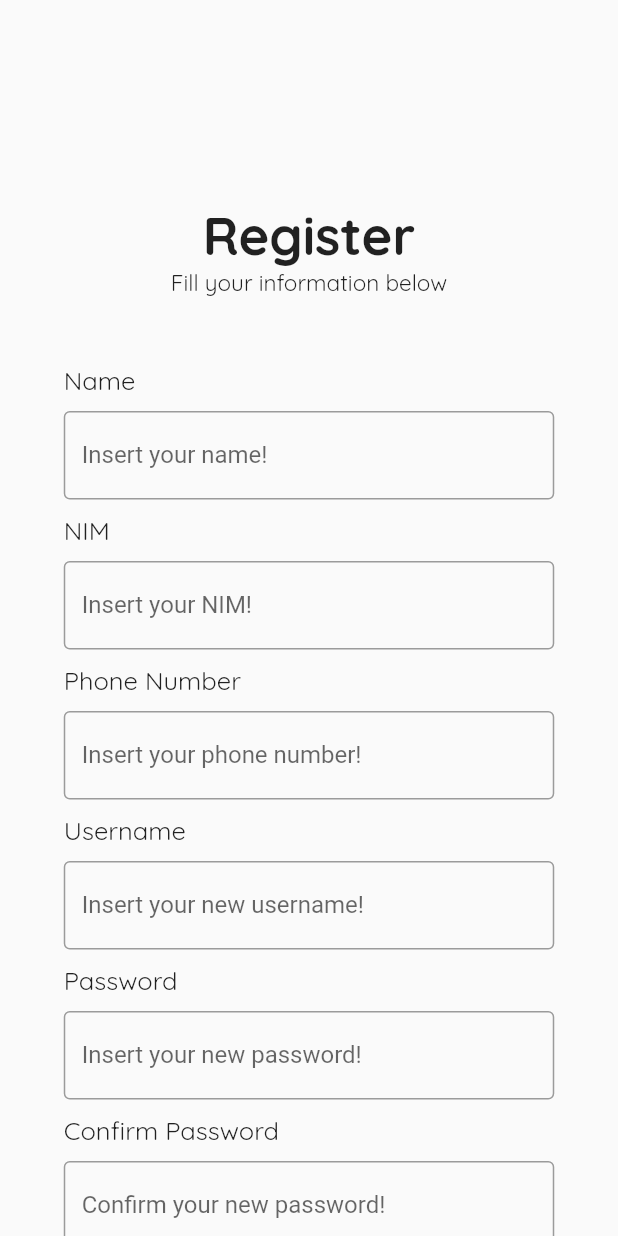
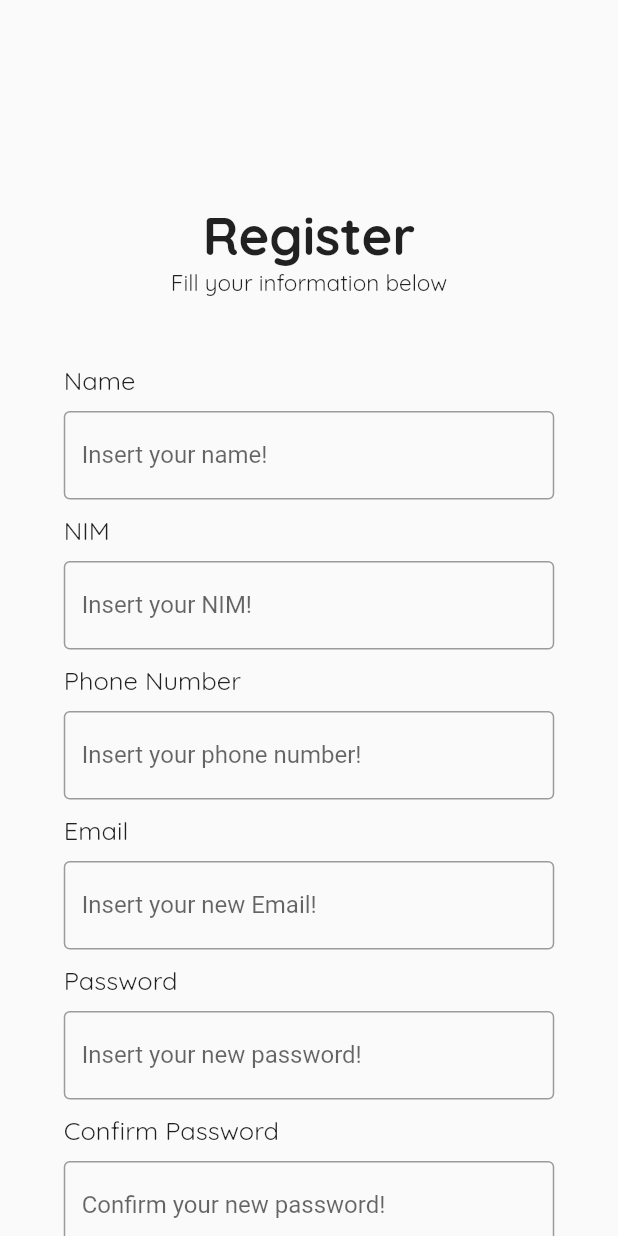
Before and after one commit to Farseta/informateach, a Flutter app: the screen it shows after launch, after a tap on "Register", on a phone screen of 412 x 824 dp. Run offline on Flutter 3.47's test engine with Material 2 defaults, Android fonts, the phone set to English and light mode, and no system bars; our stand-ins replace animated_notch_bottom_bar, cloud_firestore, firebase_auth, firebase_core, image_picker; accounts and stored records are empty.

Commit message:
dasar db

```diff
--- a/lib/main.dart
+++ b/lib/main.dart
@@ -9,7 +9,9 @@ import 'package:informateach/utils.dart';
 import 'package:firebase_core/firebase_core.dart';
 import 'firebase_options.dart';
 import 'package:firebase_auth/firebase_auth.dart';
-
+import 'package:cloud_firestore/cloud_firestore.dart';
+
+FirebaseFirestore firestore = FirebaseFirestore.instance;
 
 Map userNow = {
   "Gambar": "style/img/testUser/png",
@@ -21,6 +23,7 @@ Map userNow = {
 Uint8List? _image;
 
 void main() async{
+  WidgetsFlutterBinding.ensureInitialized();
   await Firebase.initializeApp(
   options: DefaultFirebaseOptions.currentPlatform,
 );
@@ -67,7 +70,7 @@ class LoginPage extends StatelessWidget {
               child: const Align(
                 alignment: Alignment.centerLeft,
                 child: Text(
-                  'Username',
+                  'Email',
                   style: TextStyle(
                     fontFamily: 'Quicksand',
                     fontSize: 17,
@@ -80,7 +83,7 @@ class LoginPage extends StatelessWidget {
               margin: const EdgeInsets.only(left: 42.5, right: 42.5),
               child: const TextField(
                 decoration: InputDecoration(
-                  labelText: 'Insert your username!',
+                  labelText: 'Insert your Email!',
                   border: OutlineInputBorder(),
                 ),
               ),
@@ -126,7 +129,20 @@ class LoginPage extends StatelessWidget {
             ),
             const SizedBox(height: 15),
             ElevatedButton(
-              onPressed: () {
+              onPressed: ()  async{
+                // percobaan
+                // try{
+                //   await FirebaseAuth.instance.signInWithEmailAndPassword(
+                //     email: 'rizamcshane@gmail.com',
+                //     password: 'akucintakimihime',
+                //   );
+                // }
+                // on Exception catch(e){
+                //   print(e);
+                // }
+                // percobaan end
+
+
                 Navigator.push(
                     context,
                     MaterialPageRoute(
@@ -177,8 +193,30 @@ class LoginPage extends StatelessWidget {
 }
 
 class RegisterPage extends StatelessWidget {
+
+  final TextEditingController _nameController = TextEditingController();
+  final TextEditingController _nimController =TextEditingController();
+  final TextEditingController _phoneController= TextEditingController();
+  final TextEditingController _emailController = TextEditingController();
+  final TextEditingController _passwordController = TextEditingController();
+  final TextEditingController _confirmPassController = TextEditingController();
+
+
   @override
   Widget build(BuildContext context) {
+    CollectionReference mahasiswa = FirebaseFirestore.instance.collection('mahasiswa');
+    Future<void> addUser(){
+      return mahasiswa
+      .add({
+        'name': _nameController.text,
+        'nim': _nimController.text,
+        'phone': _phoneController.text,
+        'email': _emailController.text,
+        'password': _passwordController.text,
+      })
+      .then((value) => print('User Added'))
+      .catchError((error) => print('Failed to add user: $error'));
+    }
     return Scaffold(
         body: SingleChildScrollView(
       child: Center(
@@ -220,7 +258,8 @@ class RegisterPage extends StatelessWidget {
             const SizedBox(height: 10),
             Container(
               margin: const EdgeInsets.only(left: 42.5, right: 42.5),
-              child: const TextField(
+              child: TextField(
+                controller: _nameController,
                 decoration: InputDecoration(
                   labelText: 'Insert your name!',
                   border: OutlineInputBorder(),
@@ -244,7 +283,8 @@ class RegisterPage extends StatelessWidget {
             const SizedBox(height: 10),
             Container(
               margin: const EdgeInsets.only(left: 42.5, right: 42.5),
-              child: const TextField(
+              child:  TextField(
+                controller: _nimController,
                 decoration: InputDecoration(
                   labelText: 'Insert your NIM!',
                   border: OutlineInputBorder(),
@@ -268,7 +308,8 @@ class RegisterPage extends StatelessWidget {
             const SizedBox(height: 10),
             Container(
               margin: const EdgeInsets.only(left: 42.5, right: 42.5),
-              child: const TextField(
+              child: TextField(
+                controller: _phoneController,
                 decoration: InputDecoration(
                   labelText: 'Insert your phone number!',
                   border: OutlineInputBorder(),
@@ -281,7 +322,7 @@ class RegisterPage extends StatelessWidget {
               child: const Align(
                 alignment: Alignment.centerLeft,
                 child: Text(
-                  'Username',
+                  'Email',
                   style: TextStyle(
                     fontFamily: 'Quicksand',
                     fontSize: 17,
@@ -292,9 +333,10 @@ class RegisterPage extends StatelessWidget {
             const SizedBox(height: 10),
             Container(
               margin: const EdgeInsets.only(left: 42.5, right: 42.5),
-              child: const TextField(
+              child:  TextField(
+                controller: _emailController,
                 decoration: InputDecoration(
-                  labelText: 'Insert your new username!',
+                  labelText: 'Insert your new Email!',
                   border: OutlineInputBorder(),
                 ),
               ),
@@ -316,7 +358,8 @@ class RegisterPage extends StatelessWidget {
             const SizedBox(height: 10),
             Container(
               margin: const EdgeInsets.only(left: 42.5, right: 42.5),
-              child: const TextField(
+              child:  TextField(
+                controller: _passwordController,
                 decoration: InputDecoration(
                   labelText: 'Insert your new password!',
                   border: OutlineInputBorder(),
@@ -340,7 +383,8 @@ class RegisterPage extends StatelessWidget {
             const SizedBox(height: 10),
             Container(
               margin: const EdgeInsets.only(left: 42.5, right: 42.5),
-              child: const TextField(
+              child:  TextField(
+                controller: _confirmPassController,
                 decoration: InputDecoration(
                   labelText: 'Confirm your new password!',
                   border: OutlineInputBorder(),
@@ -350,6 +394,7 @@ class RegisterPage extends StatelessWidget {
             const SizedBox(height: 40),
             ElevatedButton(
               onPressed: () {
+
                 print('Sign In Function');
               },
               style: ElevatedButton.styleFrom(
--- a/pubspec.yaml
+++ b/pubspec.yaml
@@ -39,6 +39,7 @@ dependencies:
   image_picker: ^1.0.4
   firebase_core: ^2.17.0
   firebase_auth: ^4.10.1
+  cloud_firestore: ^4.9.3
 
 
 
```
Also changed, not shown: pubspec.lock, 4 other files.
